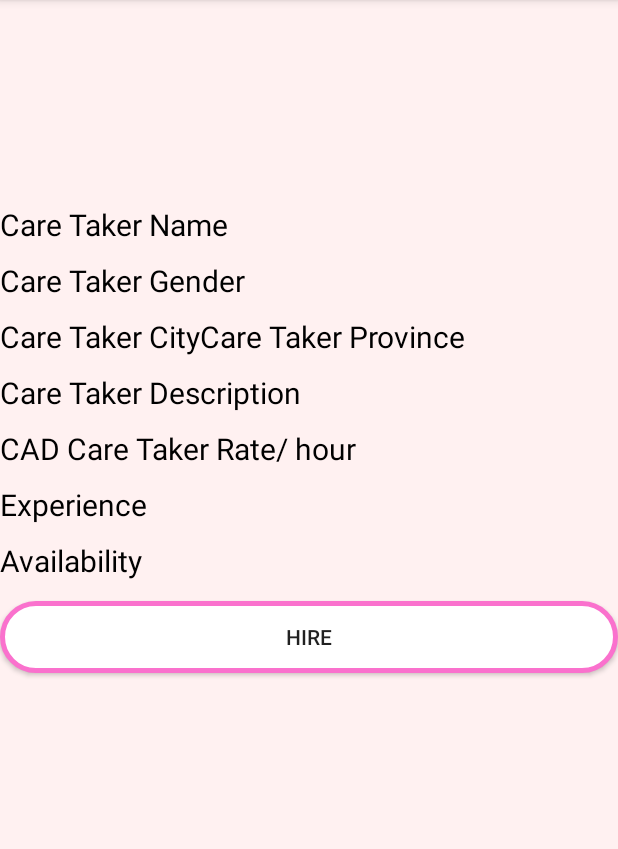
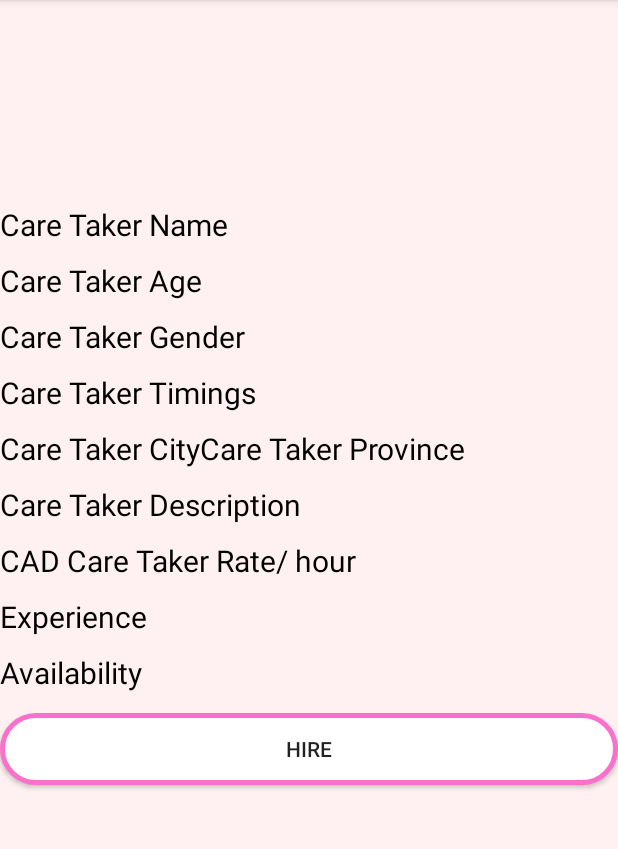
Before and after one commit to GauravBhardwaj10/NeoVetiCare, an Android app: the CareTakerDescription screen opened directly, with no data from a screen before it, on a phone screen of 412 x 824 dp, the part 84-933 px from its top. Run offline under Robolectric (Android 15) with nearby library versions, the light colour scheme and no system bars; our stand-ins replace Firebase (no records; nobody signed in at launch, a user with empty details on screens opened directly), Picasso; Roboto replaces fonts that are not available here; 1 statement that could not run was skipped.

Commit message:
Retrieved name and age

```diff
--- a/app/src/main/java/com/demo/neoveticare/CareTakerDescription.java
+++ b/app/src/main/java/com/demo/neoveticare/CareTakerDescription.java
@@ -24,7 +24,7 @@ import com.squareup.picasso.Picasso;
 import java.util.ArrayList;
 
 public class CareTakerDescription extends AppCompatActivity {
-    TextView ctgender,ctname,ctcity,ctprovince,currency,ctexperience,ctrate,ctdesc,ctavaialbility;
+    TextView ctgender,ctname,ctcity,ctprovince,currency,ctimings,ctexperience,ctrate,ctdesc,ctavaialbility,ctage;
     ImageView ctimg;
     ArrayList<String> list;
     Button Hire;
@@ -38,6 +38,8 @@ public class CareTakerDescription extends AppCompatActivity {
         String price=in.getStringExtra("price");
         String city=in.getStringExtra("city");
         String gender=in.getStringExtra("gender");
+        String timings=in.getStringExtra("timings");
+        String age=in.getStringExtra("age");
         String province=in.getStringExtra("province");
         String writaboutyourself=in.getStringExtra("description");
         String rate=in.getStringExtra("price");
@@ -55,8 +57,10 @@ public class CareTakerDescription extends AppCompatActivity {
         ctcity=(TextView)findViewById(R.id.ctcity);
         ctprovince=(TextView)findViewById(R.id.ctprovince);
         ctdesc=(TextView)findViewById(R.id.ctDesc);
+        ctimings=(TextView)findViewById(R.id.ctimings);
         currency=(TextView)findViewById(R.id.currency);
         ctrate=(TextView)findViewById(R.id.ctrate_single);
+        ctage=(TextView)findViewById(R.id.ctage);
         ctexperience=(TextView)findViewById(R.id.experience);
         ctavaialbility=(TextView)findViewById(R.id.ctavailibility);
         ctimg=(ImageView) findViewById(R.id.ctimage);
@@ -81,7 +85,9 @@ public class CareTakerDescription extends AppCompatActivity {
         ctcity.setText(city);
         ctprovince.setText(province);
         ctdesc.setText(writaboutyourself);
+        ctimings.setText(timings);
         ctrate.setText(rate);
+        ctage.setText(age);
         ctexperience.setText(experience);
         ctavaialbility.setText(availability);
 
--- a/app/src/main/java/com/demo/neoveticare/ImageFirebaseUploadDemo.java
+++ b/app/src/main/java/com/demo/neoveticare/ImageFirebaseUploadDemo.java
@@ -180,7 +180,7 @@ public class ImageFirebaseUploadDemo extends AppCompatActivity {
         spinnergender.setOnItemSelectedListener(new AdapterView.OnItemSelectedListener() {
             @Override
             public void onItemSelected(AdapterView<?> parent, View view, int position, long id) {
-                if (parent.getItemAtPosition(position).equals("Gender")) {
+                if (parent.getItemAtPosition(position).equals("gender")) {
 
                 } else {
 
@@ -216,7 +216,7 @@ public class ImageFirebaseUploadDemo extends AppCompatActivity {
         spinnerttimings.setOnItemSelectedListener(new AdapterView.OnItemSelectedListener() {
             @Override
             public void onItemSelected(AdapterView<?> parent, View view, int position, long id) {
-                if (parent.getItemAtPosition(position).equals("Timings")) {
+                if (parent.getItemAtPosition(position).equals("timings")) {
 
                 } else {
 
--- a/app/src/main/java/com/demo/neoveticare/ListofnanniesAdapter.java
+++ b/app/src/main/java/com/demo/neoveticare/ListofnanniesAdapter.java
@@ -64,7 +64,9 @@ public class ListofnanniesAdapter extends RecyclerView.Adapter<ListofnanniesAdap
                 in.putExtra("image",values.get(position).getUrl());
                 in.putExtra("price",values.get(position).getPrice());
                 in.putExtra("name",values.get(position).getName());
+                in.putExtra("age",values.get(position).getAge());
                 in.putExtra("gender",values.get(position).getGender());
+                in.putExtra("timings",values.get(position).getTimings());
                 in.putExtra("city",values.get(position).getCity());
                 in.putExtra("province",values.get(position).getProvience());
                 in.putExtra("description",values.get(position).getWritaboutyourself());
--- a/app/src/main/java/com/demo/neoveticare/Upload.java
+++ b/app/src/main/java/com/demo/neoveticare/Upload.java
@@ -11,7 +11,6 @@ public class Upload {
     public String writaboutyourself;
     public String experience;
     public String timings;
-
     public  String gender;
     public  String jobtype;
     public String url;
--- a/app/src/main/res/layout/activity_care_taker_description.xml
+++ b/app/src/main/res/layout/activity_care_taker_description.xml
@@ -27,12 +27,34 @@
     <TextView
         android:layout_width="match_parent"
         android:layout_height="wrap_content"
+        android:hint="Care Taker Age"
+        android:id="@+id/ctage"
+        android:textSize="20dp"
+        android:layout_marginTop="10dp"
+        android:textColorHint="@color/black"
+        android:layout_below="@id/ctname">
+
+    </TextView>
+    <TextView
+        android:layout_width="match_parent"
+        android:layout_height="wrap_content"
         android:hint="Care Taker Gender"
         android:textSize="20dp"
         android:layout_marginTop="10dp"
         android:textColorHint="@color/black"
         android:id="@+id/ctgender"
-        android:layout_below="@id/ctname">
+        android:layout_below="@id/ctage">
+
+    </TextView>
+    <TextView
+        android:layout_width="match_parent"
+        android:layout_height="wrap_content"
+        android:hint="Care Taker Timings"
+        android:textSize="20dp"
+        android:layout_marginTop="10dp"
+        android:textColorHint="@color/black"
+        android:id="@+id/ctimings"
+        android:layout_below="@id/ctgender">
 
     </TextView>
     <TextView
@@ -43,7 +65,7 @@
         android:layout_marginTop="10dp"
         android:textColorHint="@color/black"
         android:id="@+id/ctcity"
-        android:layout_below="@id/ctgender">
+        android:layout_below="@id/ctimings">
     </TextView>
     <TextView
         android:layout_width="wrap_content"
@@ -53,7 +75,7 @@
         android:layout_marginTop="10dp"
         android:textSize="20dp"
         android:textColorHint="@color/black"
-        android:layout_below="@id/ctgender"
+        android:layout_below="@id/ctimings"
         android:layout_toRightOf="@id/ctcity">
     </TextView>
 
```
